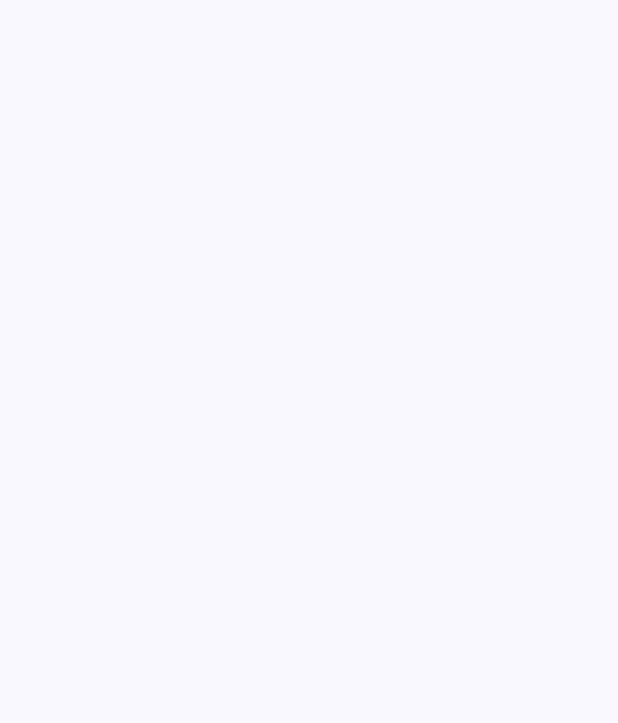
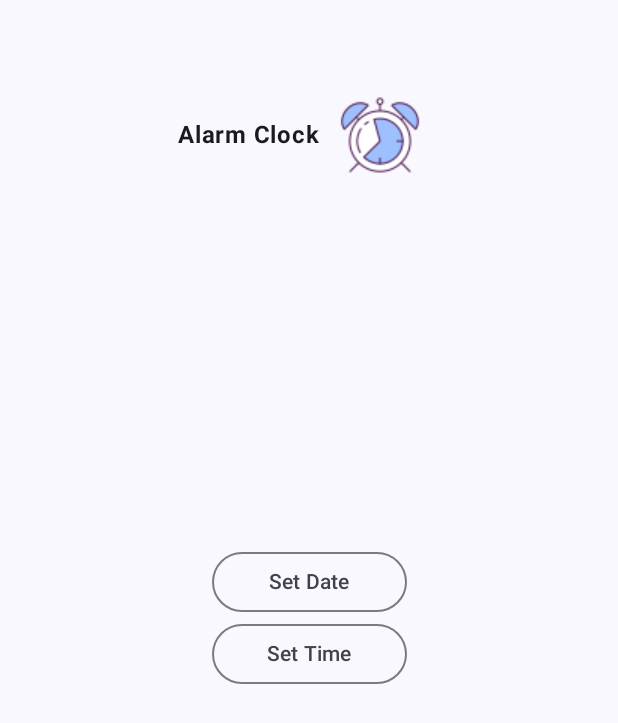
Before and after one commit to PrakashIrom/Alarm-App, an Android app built with Jetpack Compose: the screen it shows after launch (MainActivity), on a phone screen of 412 x 824 dp. Before the commit the part shown is empty. Shown: the top 723 px of the screen. Run offline under Robolectric (Android 15) with nearby library versions, the phone set to English and light mode, and no system bars.

Commit message:
UI Completed

```diff
--- a/app/build.gradle.kts
+++ b/app/build.gradle.kts
@@ -6,11 +6,12 @@ plugins {
 
 android {
     namespace = "com.example.alarmapp"
-    compileSdk = 34
+    compileSdk = 35
 
     defaultConfig {
         applicationId = "com.example.alarmapp"
         minSdk = 24
+        //noinspection OldTargetApi
         targetSdk = 34
         versionCode = 1
         versionName = "1.0"
--- a/app/src/main/java/com/example/alarmapp/MainActivity.kt
+++ b/app/src/main/java/com/example/alarmapp/MainActivity.kt
@@ -5,13 +5,22 @@ import android.os.Bundle
 import androidx.activity.ComponentActivity
 import androidx.activity.compose.setContent
 import androidx.activity.enableEdgeToEdge
+import androidx.compose.foundation.Image
+import androidx.compose.foundation.layout.Arrangement
+import androidx.compose.foundation.layout.Row
 import androidx.compose.foundation.layout.fillMaxSize
+import androidx.compose.foundation.layout.fillMaxWidth
 import androidx.compose.foundation.layout.padding
 import androidx.compose.material3.Scaffold
 import androidx.compose.material3.Text
 import androidx.compose.runtime.Composable
+import androidx.compose.ui.Alignment
 import androidx.compose.ui.Modifier
+import androidx.compose.ui.res.painterResource
+import androidx.compose.ui.text.font.FontWeight
 import androidx.compose.ui.tooling.preview.Preview
+import androidx.compose.ui.unit.dp
+import com.example.alarmapp.ui.HomeScreen
 import com.example.alarmapp.ui.theme.AlarmAppTheme
 
 @SuppressLint("UnusedMaterial3ScaffoldPaddingParameter")
@@ -21,10 +30,31 @@ class MainActivity : ComponentActivity() {
         enableEdgeToEdge()
         setContent {
             AlarmAppTheme {
-                Scaffold(modifier = Modifier.fillMaxSize()) {
-
+                Scaffold(modifier = Modifier.fillMaxSize(),
+                    topBar = {TopAppBar()}
+                    ) {
+                    HomeScreen()
                 }
             }
         }
     }
 }
+
+@Composable
+fun TopAppBar(){
+    Row( horizontalArrangement = Arrangement.Center,
+        verticalAlignment = Alignment.CenterVertically,
+        modifier = Modifier.fillMaxWidth().padding(top=50.dp)
+        ){
+        Text("Alarm Clock", fontWeight = FontWeight.Bold)
+        Image(painterResource(R.drawable.clock), contentDescription = "clock")
+    }
+}
+
+@Preview(showBackground = true)
+@Composable
+fun PreviewTopBar(){
+    AlarmAppTheme {
+        TopAppBar()
+    }
+}
--- /dev/null
+++ b/app/src/main/java/com/example/alarmapp/ui/HomeScreen.kt
@@ -0,0 +1,51 @@
+package com.example.alarmapp.ui
+
+import androidx.compose.foundation.layout.Arrangement
+import androidx.compose.foundation.layout.Column
+import androidx.compose.foundation.layout.fillMaxSize
+import androidx.compose.foundation.layout.width
+import androidx.compose.material3.OutlinedButton
+import androidx.compose.material3.Text
+import androidx.compose.runtime.Composable
+import androidx.compose.runtime.mutableStateOf
+import androidx.compose.runtime.remember
+import androidx.compose.ui.Alignment
+import androidx.compose.ui.Modifier
+import androidx.compose.ui.unit.dp
+
+@Composable
+fun HomeScreen(){
+
+    val showTime = remember{mutableStateOf(false)}
+    val showDate = remember{mutableStateOf(false)}
+    val selectedTime = remember{mutableStateOf("Set Time")}
+    val selectedDate = remember{mutableStateOf("Set Date")}
+
+        Column(verticalArrangement = Arrangement.Center,
+            horizontalAlignment = Alignment.CenterHorizontally,
+            modifier = Modifier.fillMaxSize()
+            ){
+            OutlinedButton(
+                onClick={
+                    showDate.value = true
+                }, modifier = Modifier.width(130.dp)
+            ) {
+                Text(selectedDate.value)
+            }
+            OutlinedButton(
+                onClick={
+                    showTime.value = true
+                }, modifier = Modifier.width(130.dp)
+            ){
+                Text(selectedTime.value)
+            }
+        }
+
+    if(showTime.value){
+        TimePickerScreen(selectedTime)
+    }
+    else if(showDate.value){
+        DatePickerScreen(selectedDate)
+    }
+
+}
```
Also changed, not shown: app/src/main/java/com/example/alarmapp/ui/DatePicker.kt (added, +26 -0 lines), app/src/main/java/com/example/alarmapp/ui/TimePicker.kt (added, +28 -0 lines), app/src/main/res/drawable/clock.png (added), 1 other file.
